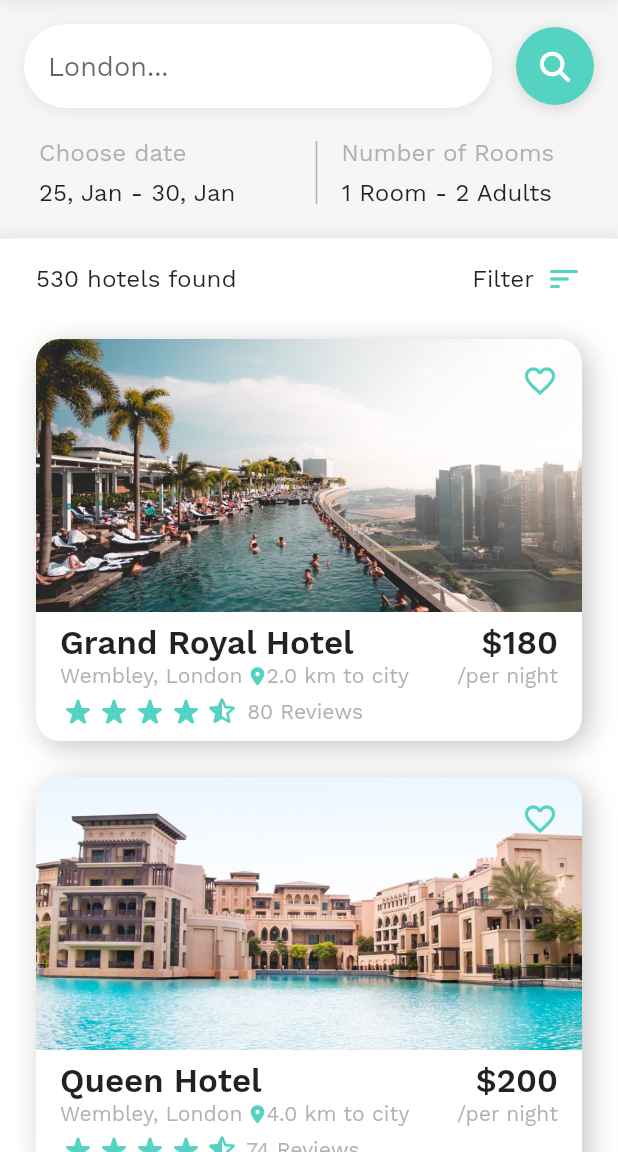
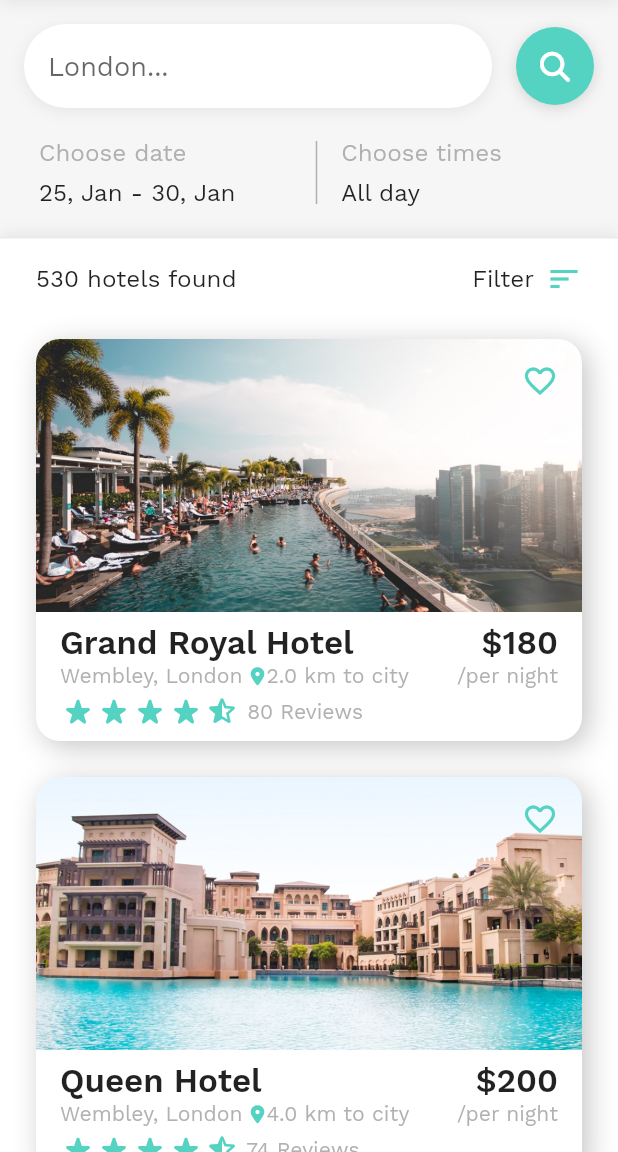
Before and after one commit to augustweinbren/grouprun-app, a Flutter app: the HotelHomeScreen screen opened directly, on a phone screen of 412 x 824 dp, the part 84-1236 px from its top. Run offline on Flutter 3.47's test engine with Material 2 defaults, Android fonts, the phone set to English and light mode, and no system bars; drawn by our look-alikes of flutter_rating_bar; our stand-ins replace flutter_login, font_awesome_flutter.

Commit message:
Dir name to meetup_finder/hotel room->Choose times

```diff
--- a/app/lib/introduction_animation/introduction_animation_screen.dart
+++ b/app/lib/introduction_animation/introduction_animation_screen.dart
@@ -1,4 +1,4 @@
-import 'package:best_flutter_ui_templates/hotel_booking/hotel_home_screen.dart';
+import 'package:best_flutter_ui_templates/meetup_finder/hotel_home_screen.dart';
 import 'package:best_flutter_ui_templates/introduction_animation/components/care_view.dart';
 import 'package:best_flutter_ui_templates/introduction_animation/components/center_next_button.dart';
 import 'package:best_flutter_ui_templates/introduction_animation/components/mood_diary_vew.dart';
--- a/app/lib/login/login.dart
+++ b/app/lib/login/login.dart
@@ -1,6 +1,6 @@
 import 'package:flutter/material.dart';
 import 'package:flutter_login/flutter_login.dart';
-import '../hotel_booking/hotel_home_screen.dart';
+import '../meetup_finder/hotel_home_screen.dart';
 
 const users = const {
   'dribbble@gmail.com': '12345',
--- a/app/lib/main.dart
+++ b/app/lib/main.dart
@@ -1,6 +1,6 @@
 import 'dart:io';
 import 'package:best_flutter_ui_templates/app_theme.dart';
-import 'package:best_flutter_ui_templates/hotel_booking/hotel_home_screen.dart';
+import 'package:best_flutter_ui_templates/meetup_finder/hotel_home_screen.dart';
 import 'package:best_flutter_ui_templates/introduction_animation/introduction_animation_screen.dart';
 import 'package:flutter/material.dart';
 import 'package:flutter/services.dart';
--- a/app/lib/hotel_booking/calendar_popup_view.dart
+++ b/app/lib/meetup_finder/calendar_popup_view.dart
@@ -1,4 +1,4 @@
-import 'package:best_flutter_ui_templates/hotel_booking/hotel_app_theme.dart';
+import 'package:best_flutter_ui_templates/meetup_finder/hotel_app_theme.dart';
 import 'package:flutter/material.dart';
 import 'package:intl/intl.dart';
 
@@ -214,7 +214,8 @@ class _CalendarPopupViewState extends State<CalendarPopupView>
                                         // animationController.reverse().then((f) {
 
                                         // });
-                                        widget.onApplyClick!(startDate!, endDate!);
+                                        widget.onApplyClick!(
+                                            startDate!, endDate!);
                                         Navigator.pop(context);
                                       } catch (_) {}
                                     },
--- a/app/lib/hotel_booking/custom_calendar.dart
+++ b/app/lib/meetup_finder/custom_calendar.dart
@@ -1,4 +1,4 @@
-import 'package:best_flutter_ui_templates/hotel_booking/hotel_app_theme.dart';
+import 'package:best_flutter_ui_templates/meetup_finder/hotel_app_theme.dart';
 import 'package:flutter/material.dart';
 import 'package:intl/intl.dart';
 
--- a/app/lib/hotel_booking/hotel_home_screen.dart
+++ b/app/lib/meetup_finder/hotel_home_screen.dart
@@ -1,6 +1,6 @@
-import 'package:best_flutter_ui_templates/hotel_booking/calendar_popup_view.dart';
-import 'package:best_flutter_ui_templates/hotel_booking/hotel_list_view.dart';
-import 'package:best_flutter_ui_templates/hotel_booking/model/hotel_list_data.dart';
+import 'package:best_flutter_ui_templates/meetup_finder/calendar_popup_view.dart';
+import 'package:best_flutter_ui_templates/meetup_finder/hotel_list_view.dart';
+import 'package:best_flutter_ui_templates/meetup_finder/model/hotel_list_data.dart';
 import 'package:flutter/material.dart';
 import 'package:font_awesome_flutter/font_awesome_flutter.dart';
 import 'package:intl/intl.dart';
@@ -290,7 +290,7 @@ class _HotelHomeScreenState extends State<HotelHomeScreen>
                         crossAxisAlignment: CrossAxisAlignment.start,
                         children: <Widget>[
                           Text(
-                            'Number of Rooms',
+                            'Choose times',
                             style: TextStyle(
                                 fontWeight: FontWeight.w100,
                                 fontSize: 16,
@@ -300,7 +300,7 @@ class _HotelHomeScreenState extends State<HotelHomeScreen>
                             height: 8,
                           ),
                           Text(
-                            '1 Room - 2 Adults',
+                            'All day',
                             style: TextStyle(
                               fontWeight: FontWeight.w100,
                               fontSize: 16,
--- a/app/lib/hotel_booking/hotel_list_view.dart
+++ b/app/lib/meetup_finder/hotel_list_view.dart
@@ -1,4 +1,4 @@
-import 'package:best_flutter_ui_templates/hotel_booking/hotel_app_theme.dart';
+import 'package:best_flutter_ui_templates/meetup_finder/hotel_app_theme.dart';
 import 'package:flutter/material.dart';
 import 'package:flutter_rating_bar/flutter_rating_bar.dart';
 import 'package:font_awesome_flutter/font_awesome_flutter.dart';
--- a/app/lib/hotel_booking/range_slider_view.dart
+++ b/app/lib/meetup_finder/range_slider_view.dart
@@ -1,4 +1,4 @@
-import 'package:best_flutter_ui_templates/hotel_booking/hotel_app_theme.dart';
+import 'package:best_flutter_ui_templates/meetup_finder/hotel_app_theme.dart';
 import 'package:flutter/material.dart';
 
 class RangeSliderView extends StatefulWidget {
--- a/app/lib/model/homelist.dart
+++ b/app/lib/model/homelist.dart
@@ -1,4 +1,4 @@
-import 'package:best_flutter_ui_templates/hotel_booking/hotel_home_screen.dart';
+import 'package:best_flutter_ui_templates/meetup_finder/hotel_home_screen.dart';
 import 'package:best_flutter_ui_templates/introduction_animation/introduction_animation_screen.dart';
 import 'package:flutter/widgets.dart';
 
```
Also changed, not shown: app/lib/meetup_finder/filters_screen.dart (renamed from app/lib/hotel_booking/filters_screen.dart), app/lib/meetup_finder/hotel_app_theme.dart (renamed from app/lib/hotel_booking/hotel_app_theme.dart), app/lib/meetup_finder/model/hotel_list_data.dart (renamed from app/lib/hotel_booking/model/hotel_list_data.dart), app/lib/meetup_finder/model/popular_filter_list.dart (renamed from app/lib/hotel_booking/model/popular_filter_list.dart), app/lib/meetup_finder/slider_view.dart (renamed from app/lib/hotel_booking/slider_view.dart).
